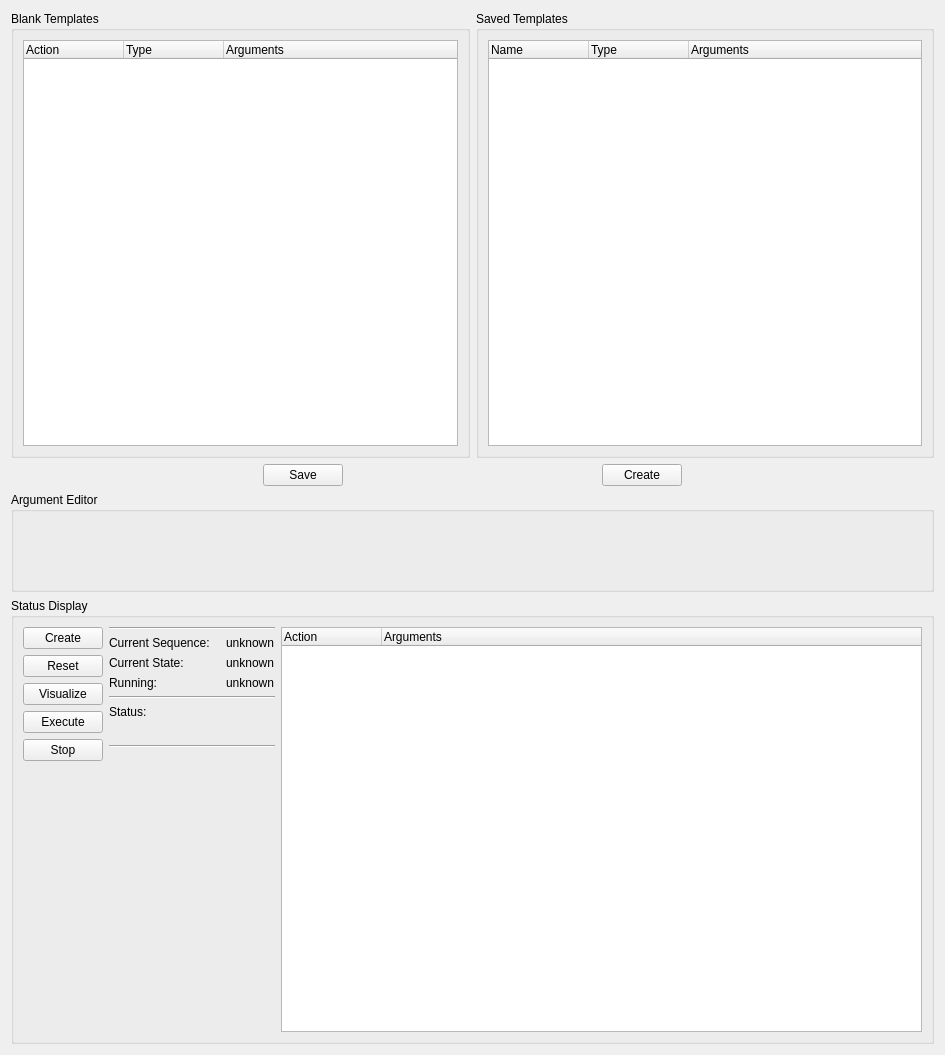
Before: the Qt Designer form software/ddapp/src/app/ddActionManager.ui in openhumanoids/oh-distro, drawn with Qt 5.
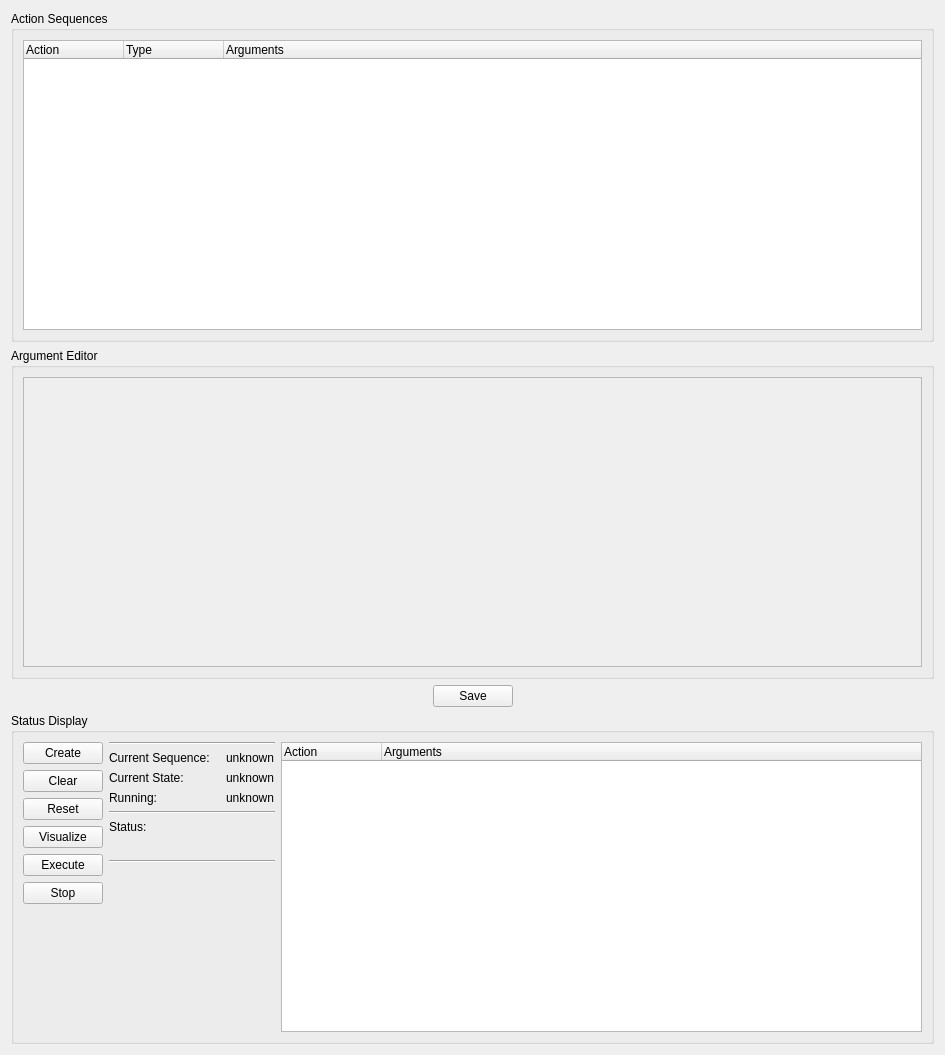
After: the same form once the commit is applied.

Commit message: Lots of action manager changes dealing with more realistic drill fitting.  Committing now to go try on robot.

What changed in the file:
```diff
--- a/software/ddapp/src/app/ddActionManager.ui
+++ b/software/ddapp/src/app/ddActionManager.ui
@@ -13,135 +13,34 @@
   <property name="windowTitle">
    <string>Action Sequence Controller</string>
   </property>
-  <layout class="QVBoxLayout" name="verticalLayout">
+  <layout class="QVBoxLayout" name="verticalLayout_5">
    <item>
-    <layout class="QHBoxLayout" name="horizontalLayout_5">
-     <item>
-      <widget class="QGroupBox" name="blankTemplates">
-       <property name="minimumSize">
-        <size>
-         <width>360</width>
-         <height>0</height>
-        </size>
-       </property>
-       <property name="title">
-        <string>Blank Templates</string>
-       </property>
-       <layout class="QHBoxLayout" name="horizontalLayout">
-        <item>
-         <widget class="QTreeWidget" name="templateTree">
-          <column>
-           <property name="text">
-            <string>Action</string>
-           </property>
-          </column>
-          <column>
-           <property name="text">
-            <string>Type</string>
-           </property>
-          </column>
-          <column>
-           <property name="text">
-            <string>Arguments</string>
-           </property>
-          </column>
-         </widget>
-        </item>
-       </layout>
-      </widget>
-     </item>
-     <item>
-      <widget class="QGroupBox" name="savedTemplates">
-       <property name="title">
-        <string>Saved Templates</string>
-       </property>
-       <layout class="QHBoxLayout" name="horizontalLayout_3">
-        <item>
-         <widget class="QTreeWidget" name="savedTree">
-          <property name="minimumSize">
-           <size>
-            <width>300</width>
-            <height>0</height>
-           </size>
-          </property>
-          <column>
-           <property name="text">
-            <string>Name</string>
-           </property>
-          </column>
-          <column>
-           <property name="text">
-            <string>Type</string>
-           </property>
-          </column>
-          <column>
-           <property name="text">
-            <string>Arguments</string>
-           </property>
-          </column>
-         </widget>
-        </item>
-       </layout>
-      </widget>
-     </item>
-    </layout>
-   </item>
-   <item>
-    <layout class="QHBoxLayout" name="horizontalLayout_2">
-     <item>
-      <spacer name="horizontalSpacer">
-       <property name="orientation">
-        <enum>Qt::Horizontal</enum>
-       </property>
-       <property name="sizeHint" stdset="0">
-        <size>
-         <width>40</width>
-         <height>20</height>
-        </size>
-       </property>
-      </spacer>
-     </item>
-     <item>
-      <widget class="QPushButton" name="saveButton">
-       <property name="text">
-        <string>Save</string>
-       </property>
-      </widget>
-     </item>
-     <item>
-      <spacer name="horizontalSpacer_6">
-       <property name="orientation">
-        <enum>Qt::Horizontal</enum>
-       </property>
-       <property name="sizeHint" stdset="0">
-        <size>
-         <width>40</width>
-         <height>20</height>
-        </size>
-       </property>
-      </spacer>
-     </item>
-     <item>
-      <widget class="QPushButton" name="createButton_2">
-       <property name="text">
-        <string>Create</string>
-       </property>
-      </widget>
-     </item>
-     <item>
-      <spacer name="horizontalSpacer_2">
-       <property name="orientation">
-        <enum>Qt::Horizontal</enum>
-       </property>
-       <property name="sizeHint" stdset="0">
-        <size>
-         <width>40</width>
-         <height>20</height>
-        </size>
-       </property>
-      </spacer>
-     </item>
-    </layout>
+    <widget class="QGroupBox" name="actionSequences">
+     <property name="title">
+      <string>Action Sequences</string>
+     </property>
+     <layout class="QVBoxLayout" name="verticalLayout">
+      <item>
+       <widget class="QTreeWidget" name="templateTree">
+        <column>
+         <property name="text">
+          <string>Action</string>
+         </property>
+        </column>
+        <column>
+         <property name="text">
+          <string>Type</string>
+         </property>
+        </column>
+        <column>
+         <property name="text">
+          <string>Arguments</string>
+         </property>
+        </column>
+       </widget>
+      </item>
+     </layout>
+    </widget>
    </item>
    <item>
     <widget class="QGroupBox" name="argumentEditor">
@@ -154,9 +53,71 @@
      <property name="title">
       <string>Argument Editor</string>
      </property>
-     <layout class="QGridLayout" name="gridLayout_2"/>
+     <layout class="QVBoxLayout" name="verticalLayout_3">
+      <item>
+       <widget class="QScrollArea" name="scrollArea">
+        <property name="frameShape">
+         <enum>QFrame::StyledPanel</enum>
+        </property>
+        <property name="frameShadow">
+         <enum>QFrame::Sunken</enum>
+        </property>
+        <property name="widgetResizable">
+         <bool>true</bool>
+        </property>
+        <widget class="QWidget" name="scrollGrid">
+         <property name="geometry">
+          <rect>
+           <x>0</x>
+           <y>0</y>
+           <width>899</width>
+           <height>292</height>
+          </rect>
+         </property>
+         <layout class="QGridLayout" name="gridLayout_2"/>
+        </widget>
+       </widget>
+      </item>
+     </layout>
     </widget>
    </item>
+   <item>
+    <layout class="QHBoxLayout" name="horizontalLayout">
+     <item>
+      <spacer name="horizontalSpacer_2">
+       <property name="orientation">
+        <enum>Qt::Horizontal</enum>
+       </property>
+       <property name="sizeHint" stdset="0">
+        <size>
+         <width>40</width>
+         <height>20</height>
+        </size>
+       </property>
+      </spacer>
+     </item>
+     <item>
+      <widget class="QPushButton" name="saveButton">
+       <property name="text">
+        <string>Save</string>
+       </property>
+      </widget>
+     </item>
+     <item>
+      <spacer name="horizontalSpacer">
+       <property name="orientation">
+        <enum>Qt::Horizontal</enum>
+       </property>
+       <property name="sizeHint" stdset="0">
+        <size>
+         <width>40</width>
+         <height>20</height>
+        </size>
+       </property>
+      </spacer>
+     </item>
+    </layout>
+   </item>
    <item>
     <widget class="QGroupBox" name="statusDisplay">
      <property name="minimumSize">
@@ -178,6 +139,13 @@
           </property>
          </widget>
         </item>
+        <item>
+         <widget class="QPushButton" name="clearButton">
+          <property name="text">
+           <string>Clear</string>
+          </property>
+         </widget>
+        </item>
         <item>
          <widget class="QPushButton" name="resetButton">
           <property name="text">
```
The commit also changes 6 other files.
